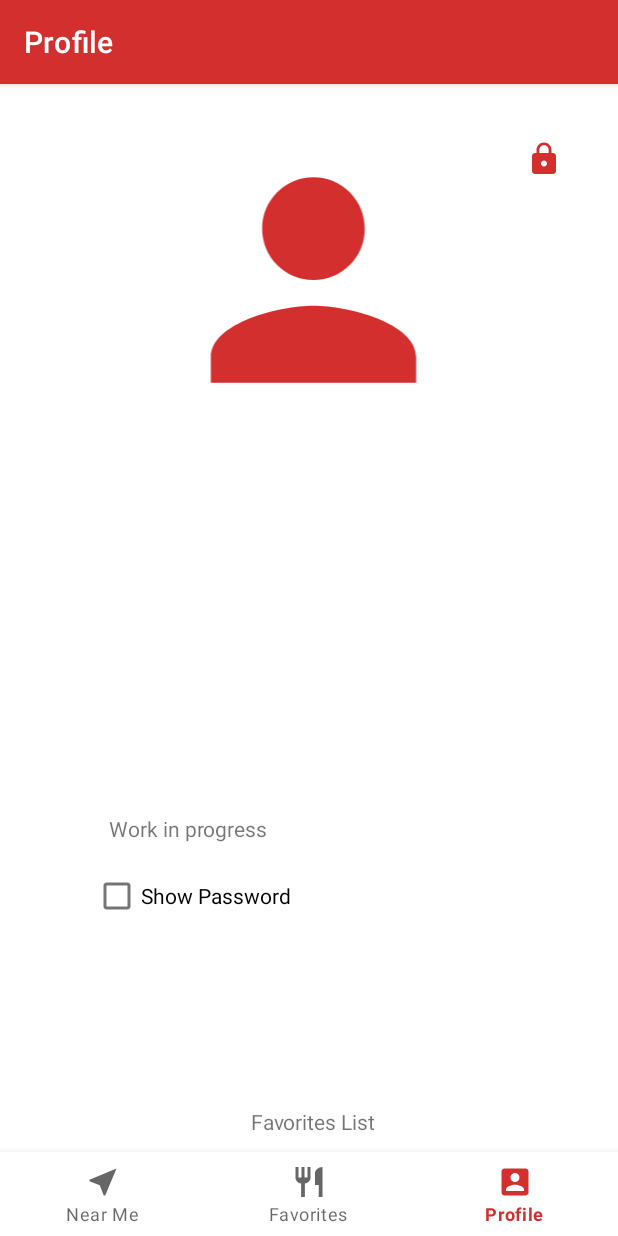
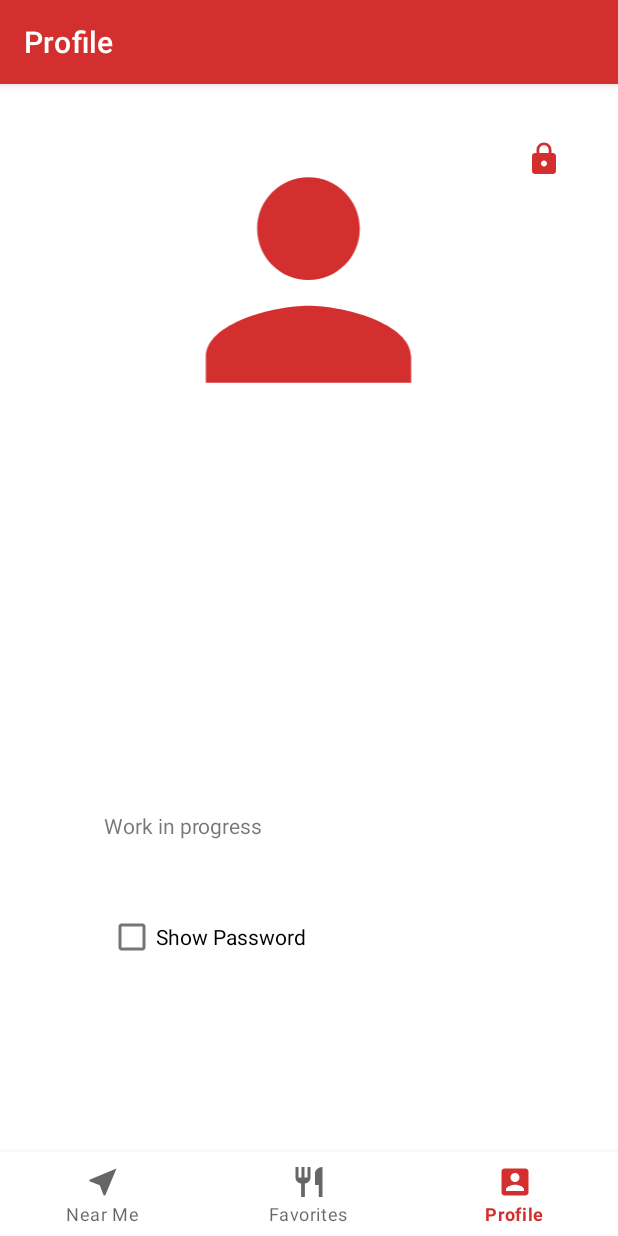
Before and after one commit to searjasub/FinderFeastApp, an Android app: the ProfileFragment screen opened through its navigation route, on a phone screen of 412 x 824 dp. Run offline under Robolectric (Android 15) with nearby library versions, the phone set to English and light mode, and no system bars; our stand-ins replace Firebase (no records; nobody signed in at launch, a user with empty details on screens opened directly), navigation-ui; libraries missing offline, so code that uses them is left out: cz.msebera.android, me.zhanghai.android; pictures from the network do not load; 11 statements that could not run were skipped.

Commit message:
removing favorites from profile

```diff
--- a/app/src/main/res/layout/fragment_profile.xml
+++ b/app/src/main/res/layout/fragment_profile.xml
@@ -66,16 +66,16 @@
             app:layout_constraintStart_toStartOf="@+id/sing_up_password"
             app:layout_constraintTop_toBottomOf="@+id/sing_up_lastName" />
 
+
         <TextView
             android:id="@+id/sing_up_password"
             android:layout_width="273dp"
             android:layout_height="38dp"
-            android:layout_marginTop="30dp"
+            android:layout_marginTop="28dp"
             android:gravity="center_vertical"
-            app:layout_constraintEnd_toEndOf="@+id/favoritesList"
-            app:layout_constraintStart_toStartOf="@+id/favoritesList"
+            app:layout_constraintEnd_toEndOf="parent"
+            app:layout_constraintStart_toStartOf="parent"
             app:layout_constraintTop_toBottomOf="@+id/sing_up_email" />
-
 
         <CheckBox
             android:id="@+id/checkbox"
@@ -83,22 +83,12 @@
             android:layout_height="28dp"
             android:layout_marginTop="12dp"
             android:text="@string/show_password"
-            app:layout_constraintEnd_toEndOf="parent"
-            app:layout_constraintHorizontal_bias="0.267"
-            app:layout_constraintStart_toStartOf="parent"
-            app:layout_constraintTop_toBottomOf="@+id/sing_up_password" />
-
-        <TextView
-            android:id="@+id/favoritesList"
-            android:layout_width="267dp"
-            android:layout_height="128dp"
-            android:layout_marginBottom="12dp"
-            android:gravity="center"
-            android:text="@string/favorites_list"
             app:layout_constraintBottom_toBottomOf="parent"
             app:layout_constraintEnd_toEndOf="parent"
-            app:layout_constraintHorizontal_bias="0.52"
-            app:layout_constraintStart_toStartOf="parent" />
+            app:layout_constraintHorizontal_bias="0.31"
+            app:layout_constraintStart_toStartOf="parent"
+            app:layout_constraintTop_toBottomOf="@+id/sing_up_password"
+            app:layout_constraintVertical_bias="0.137" />
 
         <ImageButton
             android:id="@+id/signOutBtn"
```
